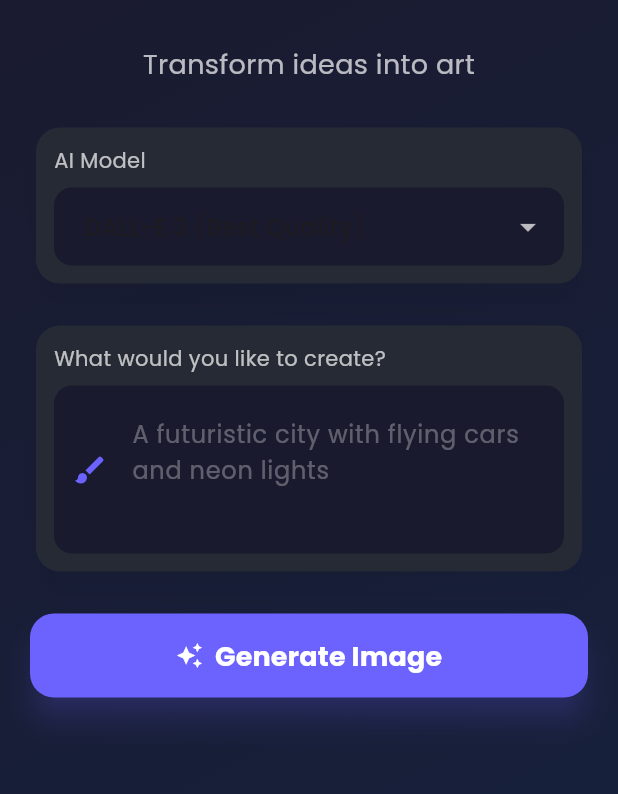
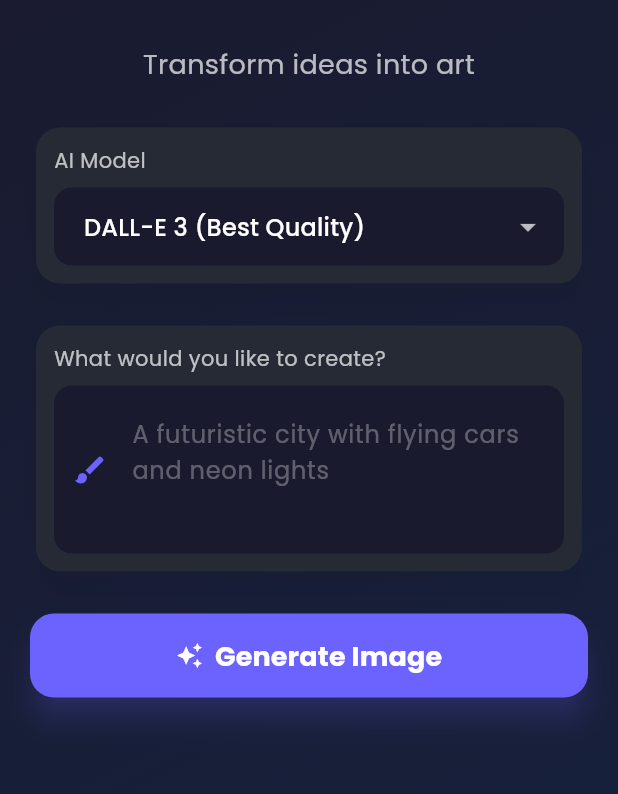
Before and after one commit to ArslanYousaf12/Creative-Flare-flutter, a Flutter app: the screen it shows after launch, on a phone screen of 412 x 824 dp, the part 150-944 px from its top. Run offline on Flutter 3.47's test engine with Material 3 defaults, Android fonts, the phone set to English and light mode, and no system bars; drawn by our look-alikes of animated_text_kit; our stand-ins replace google_fonts.

Commit message:
Enhance dropdown text color for better visibility in image generator screen

```diff
--- a/lib/main.dart
+++ b/lib/main.dart
@@ -264,10 +264,15 @@
                                 items: const [
                                   DropdownMenuItem(
                                       value: 'dall-e-3',
-                                      child: Text('DALL-E 3 (Best Quality)')),
+                                      child: Text(
+                                        'DALL-E 3 (Best Quality)',
+                                        style: TextStyle(color: Colors.white),
+                                      )),
                                   DropdownMenuItem(
                                       value: 'dall-e-2',
-                                      child: Text('DALL-E 2 (Faster)')),
+                                      child: Text('DALL-E 2 (Faster)',
+                                          style:
+                                              TextStyle(color: Colors.white))),
                                 ],
                                 onChanged: (value) {
                                   setState(() {
```
